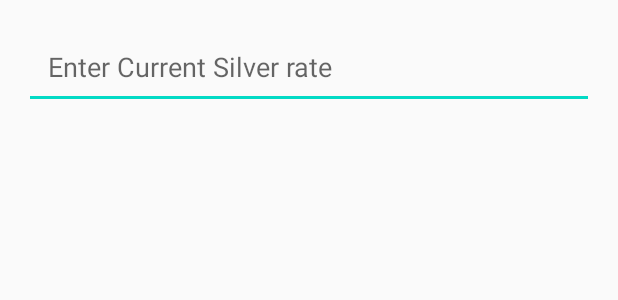
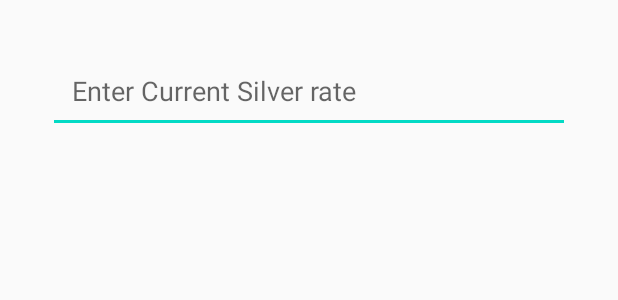
Before and after one commit to ajithr1/S-Rate-Cal, an Android app: the layout layout_dialog.xml on its own in the app's theme, with its tools: preview values and no code run, on a phone screen of 412 x 824 dp. Shown: the top 300 px of the screen. Run offline under Robolectric (Android 15) with nearby library versions, the phone set to English and light mode, and no system bars.

Commit message:
UI Optimizations 1.

```diff
--- a/app/src/main/java/com/ajith/silverprice/EditDialog.java
+++ b/app/src/main/java/com/ajith/silverprice/EditDialog.java
@@ -5,6 +5,7 @@ import android.app.Dialog;
 import android.content.Context;
 import android.content.DialogInterface;
 import android.os.Bundle;
+import android.text.TextUtils;
 import android.view.LayoutInflater;
 import android.view.View;
 import android.widget.EditText;
--- a/app/src/main/java/com/ajith/silverprice/MainActivity.java
+++ b/app/src/main/java/com/ajith/silverprice/MainActivity.java
@@ -107,6 +107,10 @@ public class MainActivity extends AppCompatActivity implements EditDialog.Exampl
 
     @Override
     public void applyTexts(String username) {
-        price.setText(username);
+        if (username.equals("")){
+            price.setText("0");
+        }else {
+            price.setText(username);
+        }
     }
 }
--- a/app/src/main/res/layout/layout_dialog.xml
+++ b/app/src/main/res/layout/layout_dialog.xml
@@ -1,7 +1,10 @@
 <?xml version="1.0" encoding="utf-8"?>
 <LinearLayout xmlns:android="http://schemas.android.com/apk/res/android"
-    android:orientation="vertical" android:layout_width="match_parent"
-    android:layout_height="match_parent">
+    xmlns:app="http://schemas.android.com/apk/res-auto"
+    android:orientation="vertical"
+    android:layout_margin="16dp"
+    android:layout_width="match_parent"
+    android:layout_height="wrap_content">
 
     <EditText
         android:id="@+id/edit_username"
```
